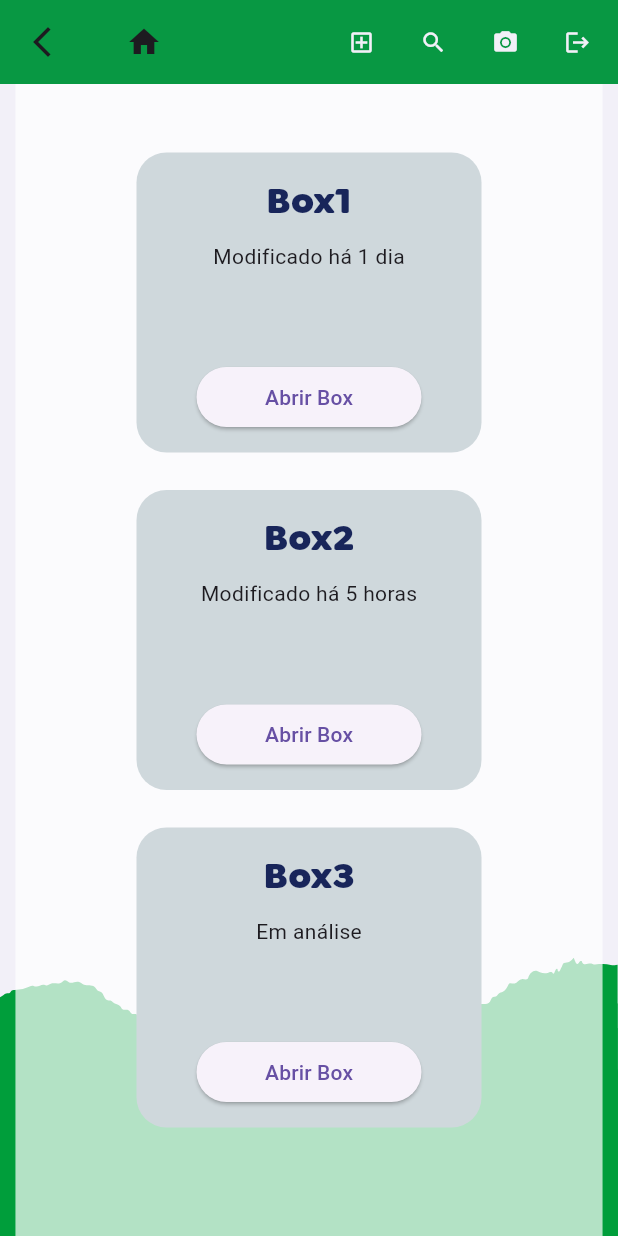
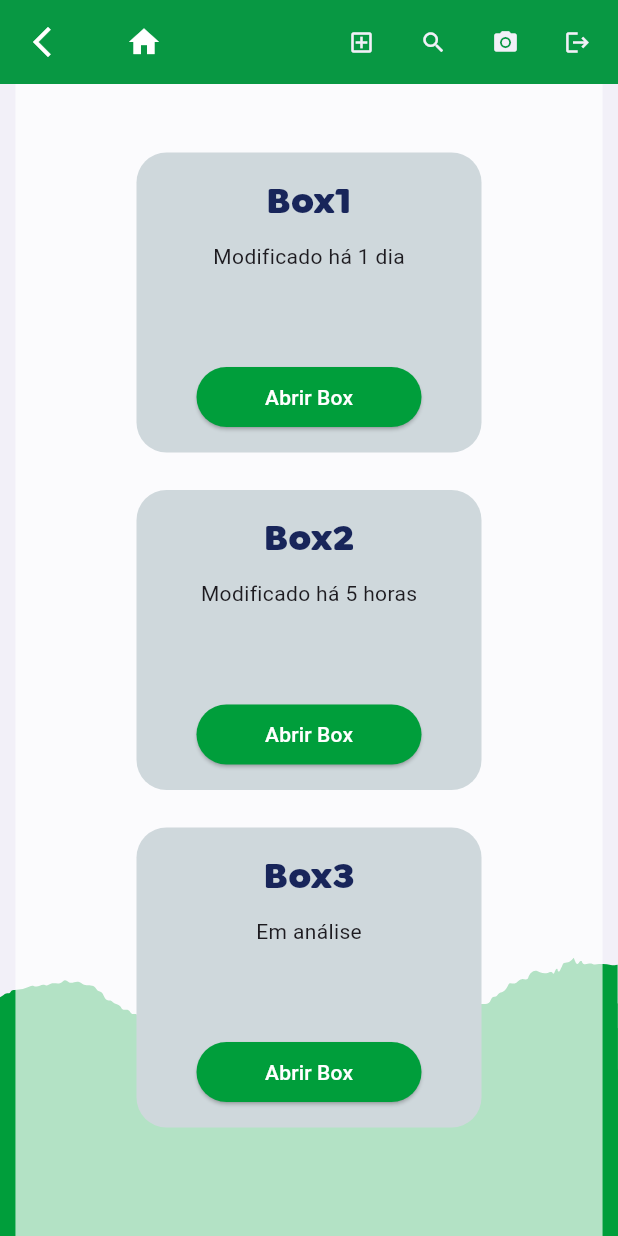
Before and after one commit to George-pkg/ProjetoSemPapel, a Flutter app: the screen it shows after launch, scrolled down 186 dp, on a phone screen of 412 x 824 dp. Run offline on Flutter 3.47's test engine with Material 3 defaults, Android fonts, the phone set to English and light mode, and no system bars; our stand-ins replace dio, dotted_border, file_picker, flutter_svg, get, qr_flutter; missing offline and left inert: qr_code_scanner.

Commit message:
upgrade app

```diff
--- a/lib/components/appbar_dynamic.dart
+++ b/lib/components/appbar_dynamic.dart
@@ -11,12 +11,14 @@ AppBar appBarDaynamic(BuildContext context) {
         onPressed: () {
           Get.back();
         },
-        icon: const Icon(Icons.arrow_back_ios_new)),
+        icon: const Icon(Icons.arrow_back_ios_new),
+        color: Colors.white),
     title: IconButton(
         onPressed: () {
           Get.toNamed('/');
         },
-        icon: const Icon(Icons.home)),
+        icon: const Icon(Icons.home),
+        color: Colors.white),
     backgroundColor: ColorsPage.green,
     actions: [
       ButtonBar(
--- a/lib/components/box_open.dart
+++ b/lib/components/box_open.dart
@@ -43,11 +43,16 @@ class BoxOpen extends StatelessWidget {
         Padding(
           padding: const EdgeInsets.only(top: 50),
           child: ElevatedButton(
-              style: const ButtonStyle(fixedSize: MaterialStatePropertyAll(Size(150, 40))),
+              style: const ButtonStyle(
+                  fixedSize: MaterialStatePropertyAll(Size(150, 40)),
+                  backgroundColor: MaterialStatePropertyAll(ColorsPage.green)),
               onPressed: () {
                 Get.toNamed(route);
               },
-              child: const Text('Abrir Box')),
+              child: const Text(
+                'Abrir Box',
+                style: TextStyle(color: Colors.white),
+              )),
         )
       ]),
     );
--- a/lib/controller/comments.controller.dart
+++ b/lib/controller/comments.controller.dart
@@ -1,4 +1,6 @@
+// libs
 import 'package:get/get.dart';
+// models/utils
 import 'package:sem_papel/models/comments_models.dart';
 
 class CommentController extends GetxController {
--- a/lib/data/dio/upload_file.dart
+++ b/lib/data/dio/upload_file.dart
@@ -15,8 +15,12 @@ class UploadFile {
   test(List<int> bytes, String name, dynamic id, String extension) async {
     final String file;
 
-    if (extension == "jpeg" || extension == "png" || extension == "jpg") {
+    if (extension == "jpeg" || extension == "png" || extension == "jpg" || extension == "webp") {
       file = "image";
+    } else if (extension == "mp4" || extension == "mov" || extension == "wmv") {
+      file = "video";
+    } else if (extension == "pdf") {
+      file = "document";
     } else {
       file = "application";
     }
--- a/lib/main.dart
+++ b/lib/main.dart
@@ -3,6 +3,7 @@ import 'package:flutter/material.dart';
 import 'package:get/get_navigation/get_navigation.dart';
 //pages
 import 'package:sem_papel/routes/routes.dart';
+import 'package:sem_papel/theme/app_theme.dart';
 
 void main() {
   runApp(const MyApp());
@@ -16,7 +17,7 @@ class MyApp extends StatelessWidget {
     return GetMaterialApp(
       debugShowCheckedModeBanner: false,
       title: 'Sem Papel',
-      theme: ThemeData(primarySwatch: Colors.green),
+      theme: AppTheme.getAppTheme(),
       getPages: Routes.routes,
     );
   }
--- a/lib/pages/filesBox/files_box.dart
+++ b/lib/pages/filesBox/files_box.dart
@@ -114,7 +114,8 @@ class _FilesBoxState extends State<FilesBox> {
                   color: ColorsPage.green, fontSize: 18, fontFamily: "Goldplay-black")),
         ),
         ElevatedButton(
-            onPressed: () => launchUrl(Uri.parse(file.url!)), child: const Text('Abrir')),
+            onPressed: () => launchUrl(Uri.parse(file.url!)),
+            child: const Text('Abrir', style: TextStyle(color: Colors.white))),
       ],
     );
   }
--- /dev/null
+++ b/lib/theme/app_theme.dart
@@ -0,0 +1,19 @@
+import 'package:flutter/material.dart';
+import 'package:sem_papel/utils/colors.dart';
+
+class AppTheme {
+  static ThemeData getAppTheme() {
+    return ThemeData(
+      primarySwatch: Colors.green,
+      bottomNavigationBarTheme: const BottomNavigationBarThemeData(
+        backgroundColor: ColorsPage.green,
+      ),
+      elevatedButtonTheme: ElevatedButtonThemeData(
+        style: ButtonStyle(
+          backgroundColor: MaterialStateProperty.all(ColorsPage.green),
+          foregroundColor: MaterialStateProperty.all(Colors.white),
+        ),
+      ),
+    );
+  }
+}
```
Also changed, not shown: lib/controller/boxes.controller.dart (added, +39 -0 lines), lib/pages/boxes/boxes_page.dart (+3 -6 lines), pubspec.lock.
